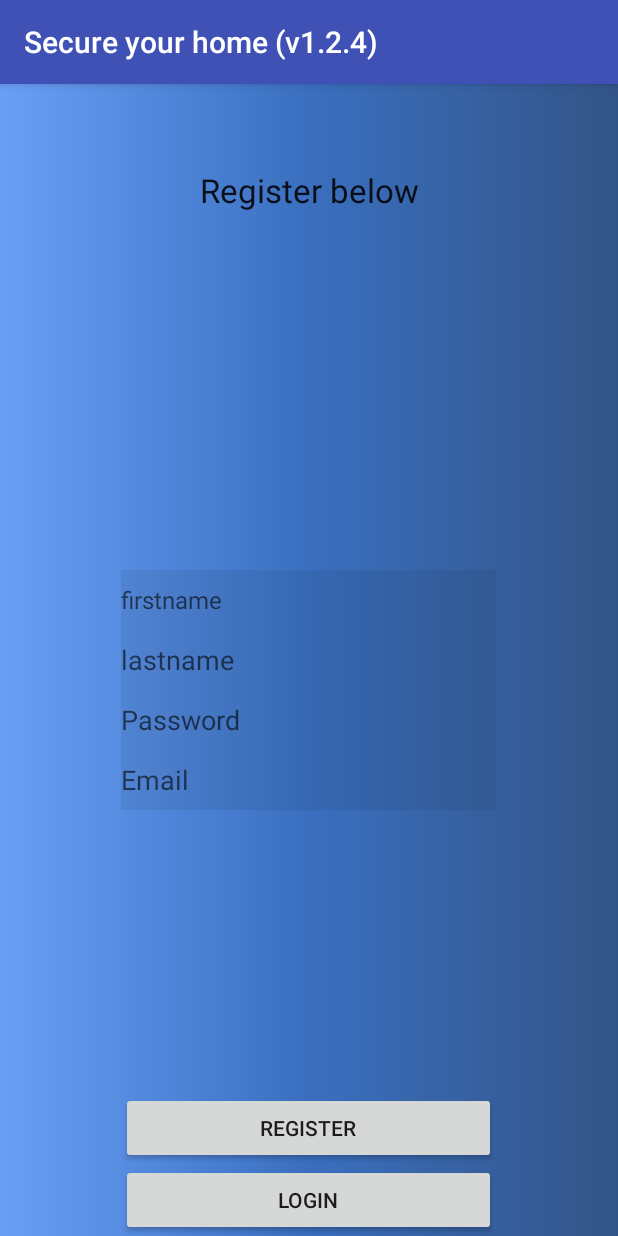
After one commit to Charliea835/Charliea835-Home-security-System-with-Arduino-integration, an Android app: the UserRegister screen opened directly, with no data from a screen before it, on a phone screen of 412 x 824 dp. The commit adds this screen. Run offline under Robolectric (Android 15) with nearby library versions, the phone set to English and light mode, and no system bars; our stand-ins replace Volley.

Commit message:
The whole project to date

```diff
--- a/app/src/main/java/com/example/user/appproject/NearestStation.java
+++ b/app/src/main/java/com/example/user/appproject/NearestStation.java
@@ -36,10 +36,6 @@ import com.google.android.gms.tasks.Task;
 import java.io.IOException;
 import java.util.ArrayList;
 import java.util.List;
-
-/**
- * Created by User on 10/2/2017.
- */
 
 public class NearestStation extends AppCompatActivity implements OnMapReadyCallback {
 
--- /dev/null
+++ b/app/src/main/res/layout/activity_user_register.xml
@@ -0,0 +1,89 @@
+<?xml version="1.0" encoding="utf-8"?>
+<RelativeLayout
+    xmlns:android="http://schemas.android.com/apk/res/android"
+    xmlns:app="http://schemas.android.com/apk/res-auto"
+    xmlns:tools="http://schemas.android.com/tools"
+    android:layout_width="match_parent"
+    android:layout_height="match_parent"
+    android:background="@drawable/gradient"
+    android:id="@+id/layout"
+    tools:context="com.example.user.appproject.MainActivity">
+
+    <EditText
+        android:id="@+id/edtUserFname"
+        android:layout_width="250dp"
+        android:layout_height="40dp"
+        android:background="#11000000"
+        android:ems="10"
+        android:hint="firstname"
+        android:inputType="textPersonName"
+        android:textSize="16dp"
+        android:layout_above="@+id/edtUserLname"
+        android:layout_centerHorizontal="true" />
+
+    <EditText
+        android:id="@+id/edtUserLname"
+        android:layout_width="250dp"
+        android:layout_height="40dp"
+        android:background="#11000000"
+        android:ems="10"
+        android:hint="lastname"
+        android:inputType="textPersonName"
+        android:layout_centerVertical="true"
+        android:layout_centerHorizontal="true" />
+
+    <Button
+        android:layout_width="wrap_content"
+        android:layout_height="wrap_content"
+        android:text="Register"
+        android:id="@+id/buttonLogin"
+        android:layout_above="@+id/button"
+        android:layout_alignStart="@+id/button"
+        android:layout_alignEnd="@+id/button" />
+
+    <TextView
+        android:layout_width="wrap_content"
+        android:layout_height="wrap_content"
+        android:textAppearance="?android:attr/textAppearanceLarge"
+        android:text="Register below"
+        android:id="@+id/textView"
+        android:textAlignment="center"
+        android:layout_alignParentTop="true"
+        android:layout_marginTop="56dp"
+        android:layout_alignParentEnd="true"
+        android:layout_alignParentStart="true" />
+
+    <EditText
+        android:id="@+id/UserRegPassEDT"
+        android:layout_width="250dp"
+        android:layout_height="40dp"
+        android:background="#11000000"
+        android:ems="10"
+        android:hint="Password"
+        android:inputType="textPassword"
+        android:layout_below="@+id/edtUserLname"
+        android:layout_alignStart="@+id/edtUserLname" />
+
+    <EditText
+        android:id="@+id/userRegEmailEDT"
+        android:layout_width="250dp"
+        android:layout_height="40dp"
+        android:background="#11000000"
+        android:ems="10"
+        android:hint="Email"
+        android:inputType="textEmailAddress"
+        android:layout_below="@+id/UserRegPassEDT"
+        android:layout_centerHorizontal="true" />
+
+    <Button
+        android:layout_width="wrap_content"
+        android:layout_height="wrap_content"
+        android:text="Login"
+        android:id="@+id/button"
+        android:onClick="onLogin"
+        android:layout_alignParentBottom="true"
+        android:layout_alignEnd="@+id/userRegEmailEDT"
+        android:layout_alignStart="@+id/userRegEmailEDT" />
+
+
+</RelativeLayout>
```
Also changed, not shown: app/src/main/AndroidManifest.xml (+7 -7 lines), app/src/main/java/com/example/user/appproject/UpdateActivity.java (+19 -0 lines), app/src/main/java/com/example/user/appproject/UserRegister.java (added, +146 -0 lines).
